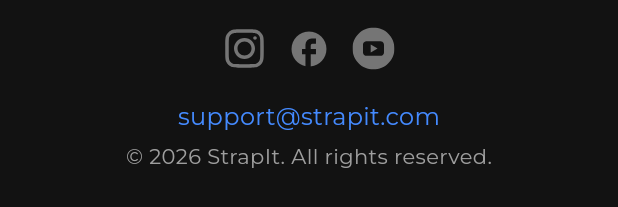
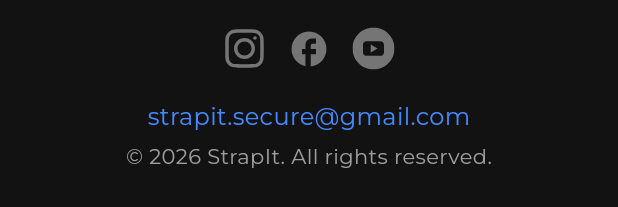
Before and after one commit to Summerflake/StrapIt, a Flutter app: the FooterCombinedSection widget shown alone on an empty page, opened directly, on a phone screen of 412 x 824 dp. Shown: the part 562-769 px from the top of the screen. Run offline on Flutter 3.47's test engine with Material 3 defaults, Android fonts, the phone set to English and light mode, and no system bars; our stand-ins replace flutter_svg, google_fonts; missing offline and left inert: model_viewer_plus.

Commit message:
update email

```diff
--- a/lib/home_page.dart
+++ b/lib/home_page.dart
@@ -1052,7 +1052,7 @@ class FooterCombinedSection extends StatelessWidget {
           ],
         ),
         const SizedBox(height: 20),
-        const Text("support@strapit.com", style: TextStyle(color: Colors.blueAccent, fontSize: 16)),
+        const Text("strapit.secure@gmail.com", style: TextStyle(color: Colors.blueAccent, fontSize: 16)),
         const SizedBox(height: 5),
         const Text("© 2026 StrapIt. All rights reserved.", style: TextStyle(color: Colors.grey, fontSize: 14)),
       ],
```
